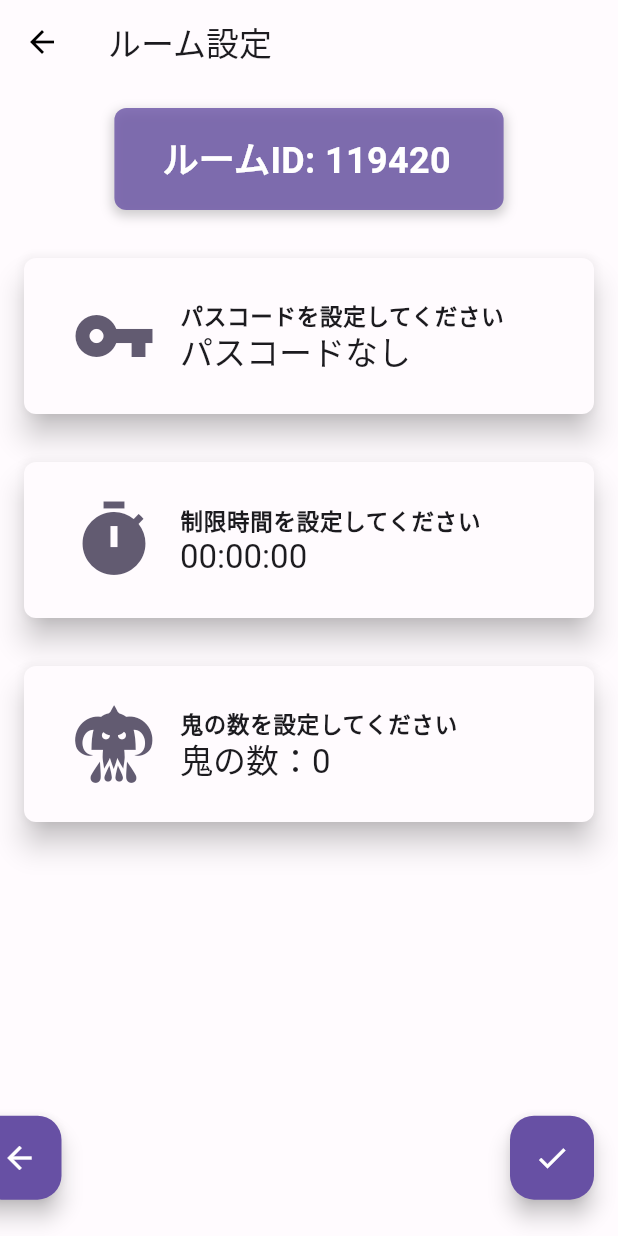
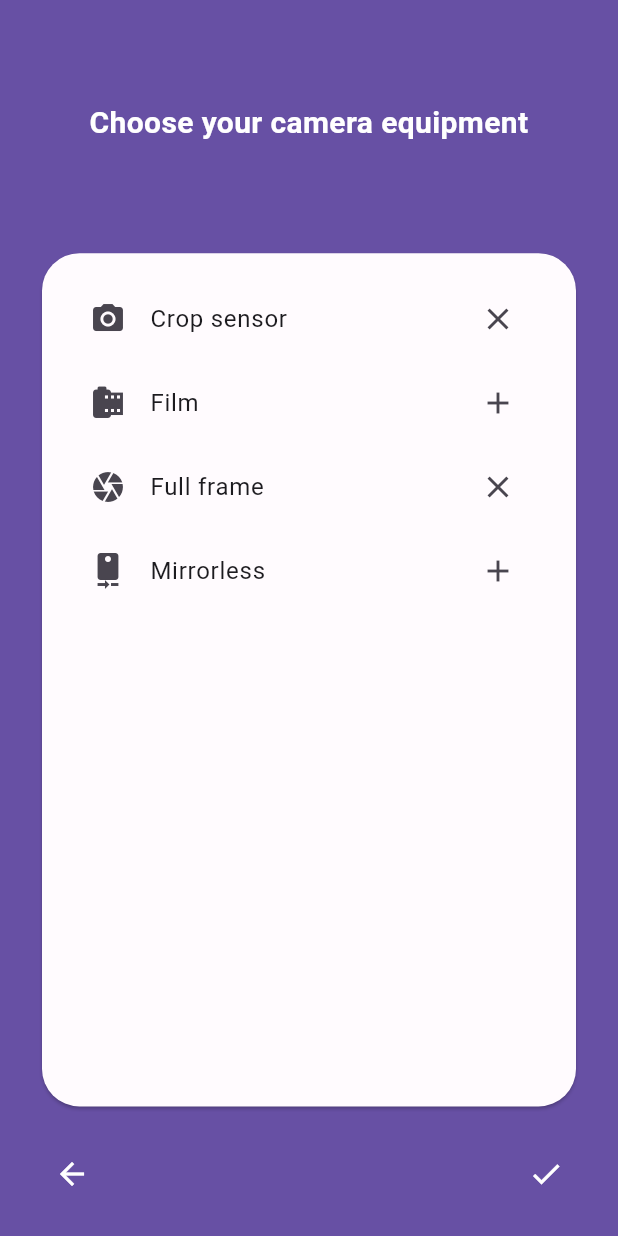
Before and after one commit to lil-program/Fue-Oni-2.0, a Flutter app: the CreateRoomScreen screen opened by its route, on a phone screen of 412 x 824 dp. Run offline on Flutter 3.47's test engine with Material 3 defaults, Android fonts, the phone set to English and light mode, and no system bars; our stand-ins replace firebase_auth, firebase_core, firebase_database, flutter_hooks, geolocator, google_fonts and 3 more; accounts and stored records are empty; generated files the repository leaves out were written again.

Commit message:
room_creationのスクリーンの改善

```diff
--- a/fueoni_ver2/lib/screens/room_creation/room_creation_screen.dart
+++ b/fueoni_ver2/lib/screens/room_creation/room_creation_screen.dart
@@ -1,15 +1,11 @@
-import 'dart:convert';
-
-import 'package:crypto/crypto.dart';
-import 'package:firebase_auth/firebase_auth.dart';
 import 'package:flutter/material.dart';
+//import 'package:fueoni_ver2/services/database/room_services.dart';
 import 'package:fueoni_ver2/color_schemes.dart';
-import 'package:fueoni_ver2/components/room/error_handling.dart';
-import 'package:fueoni_ver2/components/room/passcode_dialog.dart';
-import 'package:fueoni_ver2/components/room/room.dart';
-import 'package:fueoni_ver2/screens/room_creation/widgets/room_creation_widgets.dart';
+////import 'package:fueoni_ver2/components/room/error_handling.dart';
+//import 'package:fueoni_ver2/components/room/passcode_dialog.dart';
+//import 'package:fueoni_ver2/components/room/room.dart';
+//import 'package:fueoni_ver2/screens/room_creation/widgets/room_creation_widgets.dart';
 import 'package:fueoni_ver2/services/database/creation_room_services.dart';
-import 'package:fueoni_ver2/services/database/room_services.dart';
 
 class CreateRoomScreen extends StatefulWidget {
   const CreateRoomScreen({Key? key}) : super(key: key);
@@ -19,13 +15,13 @@ class CreateRoomScreen extends StatefulWidget {
 }
 
 class CreateRoomScreenState extends State<CreateRoomScreen> {
-  Duration _gameTimeLimit = Duration.zero;
-  int _oniCount = 0;
-  String _passcode = '';
+  //final Duration _gameTimeLimit = Duration.zero;
+  //final int _oniCount = 0;
+  //final String _passcode = '';
   int? roomId;
   final _creationRoomServices = CreationRoomServices();
-  final _roomServices = RoomServices();
-
+  //final _roomServices = RoomServices();
+/*
   @override
   Widget build(BuildContext context) {
     return Scaffold(
@@ -154,60 +150,119 @@ class CreateRoomScreenState extends State<CreateRoomScreen> {
           ]),
     );
   }
+  */
 
-  Future<void> generateRoomId() async {
-    final uniqueRoomId = await _creationRoomServices.generateUniqueRoomId();
-    setState(() {
-      roomId = uniqueRoomId;
-    });
+  @override
+  Widget build(BuildContext context) {
+    double screenHeight = MediaQuery.of(context).size.height;
+    double screenWidth = MediaQuery.of(context).size.width;
+
+    double headerHeight = screenHeight * 0.20;
+    double footerHeight = screenHeight * 0.10;
+
+    return Scaffold(
+      backgroundColor: lightColorScheme.primary,
+      body: Column(
+        mainAxisAlignment: MainAxisAlignment.spaceBetween,
+        children: <Widget>[
+          //ヘッダー
+          buildHeader(headerHeight, screenWidth),
+          //フォーム
+          Expanded(
+            child: buildFormSection(screenWidth),
+          ),
+          //フッター
+          buildFooter(footerHeight, screenWidth, context),
+        ],
+      ),
+    );
   }
 
-  @override
-  void initState() {
-    super.initState();
-    generateRoomId();
+  Widget buildFooter(double height, double width, BuildContext context) {
+    return Container(
+      height: height,
+      width: width,
+      color: Theme.of(context).colorScheme.primary,
+      child: Padding(
+        padding: const EdgeInsets.symmetric(horizontal: 24.0),
+        child: Row(
+          mainAxisAlignment: MainAxisAlignment.spaceBetween,
+          children: [
+            // Back button
+            IconButton(
+              icon: const Icon(Icons.arrow_back, color: Colors.white),
+              onPressed: () {},
+            ),
+            // Check button
+            IconButton(
+              icon: const Icon(Icons.check, color: Colors.white),
+              onPressed: () {},
+            ),
+          ],
+        ),
+      ),
+    );
   }
 
-  Future<bool> _createRoom() async {
-    if (roomId == null) {
-      showErrorDialog(context, 'ルームIDが生成されていません。');
-      return false;
-    }
-    if (_passcode.isEmpty || _passcode == '') {
-      showErrorDialog(context, 'パスコードが設定されていません。');
-      return false;
-    }
-    if (_gameTimeLimit.inSeconds == 0) {
-      showErrorDialog(context, 'タイマーが設定されていません。');
-      return false;
-    }
+  Widget buildFormSection(double width) {
+    return SizedBox(
+      width: width,
+      child: Container(
+        padding: const EdgeInsets.symmetric(horizontal: 24),
+        child: Card(
+          shape: RoundedRectangleBorder(
+            borderRadius: BorderRadius.circular(25.0),
+          ),
+          child: Padding(
+            padding: const EdgeInsets.all(16.0),
+            child: Column(
+              children: buildListTiles(),
+            ),
+          ),
+        ),
+      ),
+    );
+  }
 
-    try {
-      User? currentUser = FirebaseAuth.instance.currentUser;
-      if (currentUser == null) {
-        showErrorDialog(context, 'ユーザーがログインしていません。');
-        return false;
-      }
-      String ownerId = currentUser.uid;
-      String? ownerName = await _roomServices.getPlayerName();
+  Widget buildHeader(double height, double width) {
+    return Container(
+      height: height,
+      width: width,
+      color: lightColorScheme.primary,
+      child: const Center(
+        child: Text(
+          'Choose your camera equipment',
+          textAlign: TextAlign.center,
+          style: TextStyle(
+            fontSize: 20,
+            fontWeight: FontWeight.bold,
+            color: Colors.white,
+          ),
+        ),
+      ),
+    );
+  }
 
-      var bytes = utf8.encode(_passcode);
-      var digest = sha256.convert(bytes);
+  ListTile buildListTile(
+      IconData leadingIcon, String title, IconData trailingIcon) {
+    return ListTile(
+      leading: Icon(leadingIcon),
+      title: Text(title),
+      trailing: Icon(trailingIcon),
+    );
+  }
 
-      final settings = RoomSettings(
-        1,
-        _oniCount,
-        _gameTimeLimit.inSeconds,
-        digest.toString(),
-      );
+  List<Widget> buildListTiles() {
+    return [
+      buildListTile(Icons.camera_alt, 'Crop sensor', Icons.close),
+      buildListTile(Icons.camera_roll, 'Film', Icons.add),
+      buildListTile(Icons.camera, 'Full frame', Icons.close),
+      buildListTile(Icons.camera_rear, 'Mirrorless', Icons.add),
+    ];
+  }
 
-      await _creationRoomServices.createRoom(
-          roomId.toString(), ownerId, ownerName ?? "RoomOwner", settings);
-
-      return true;
-    } catch (e) {
-      showErrorDialog(context, 'ルームの作成に失敗しました: $e');
-      return false;
-    }
+  void _navigateToGameScreen() {
+    _creationRoomServices.removeRoomIdFromAllRoomId(roomId);
+    Navigator.pushReplacementNamed(context, '/home');
   }
 }
```
